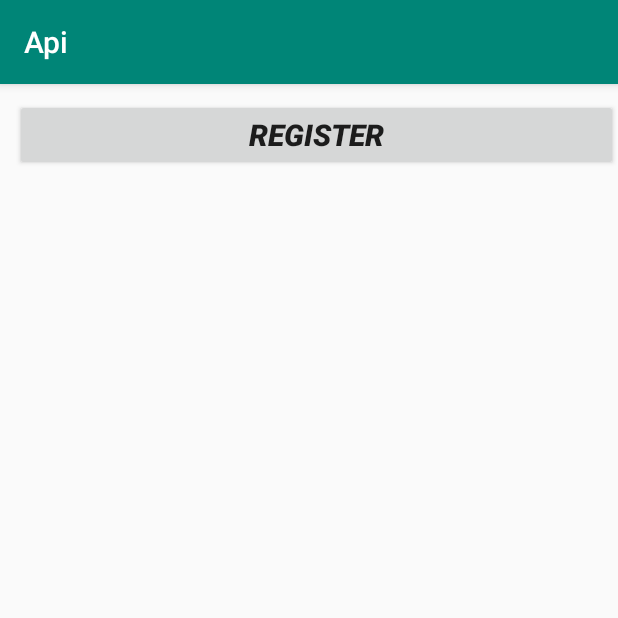
After one commit to anupant01/RetrofitApi, an Android app: the RegistrationActivity screen opened directly, with no data from a screen before it, on a phone screen of 412 x 824 dp, the top half of it. The commit adds this screen. Run offline under Robolectric (Android 15) with nearby library versions, the phone set to English and light mode, and no system bars.

Commit message:
Register button added

```diff
--- a/app/src/main/AndroidManifest.xml
+++ b/app/src/main/AndroidManifest.xml
@@ -11,7 +11,8 @@
         android:roundIcon="@mipmap/ic_launcher_round"
         android:supportsRtl="true"
         android:theme="@style/AppTheme">
-        <activity android:name=".SearchEmployeeActivity"></activity>
+        <activity android:name=".RegistrationActivity"></activity>
+        <activity android:name=".SearchEmployeeActivity" />
         <activity android:name=".DashboardActivity">
             <intent-filter>
                 <action android:name="android.intent.action.MAIN" />
@@ -19,7 +20,7 @@
                 <category android:name="android.intent.category.LAUNCHER" />
             </intent-filter>
         </activity>
-        <activity android:name=".MainActivity"></activity>
+        <activity android:name=".MainActivity" />
     </application>
 
 </manifest>
--- /dev/null
+++ b/app/src/main/java/com/e/api/RegistrationActivity.java
@@ -0,0 +1,13 @@
+package com.e.api;
+
+import android.support.v7.app.AppCompatActivity;
+import android.os.Bundle;
+
+public class RegistrationActivity extends AppCompatActivity {
+
+    @Override
+    protected void onCreate(Bundle savedInstanceState) {
+        super.onCreate(savedInstanceState);
+        setContentView(R.layout.activity_registration);
+    }
+}
--- a/app/src/main/java/com/e/api/SearchEmployeeActivity.java
+++ b/app/src/main/java/com/e/api/SearchEmployeeActivity.java
@@ -60,10 +60,9 @@ public class SearchEmployeeActivity extends AppCompatActivity {
                 content += "Name : " + response.body().getEmployee_name() + "\n";
                 content += "Salary : " + response.body().getEmployee_salary() + "\n";
                 content += "Age : " + response.body().getEmployee_age() + "\n";
+                content += "-------------------------------" +"\n";
 
-
-
-                tvData.append(content);
+                tvData.setText(content);
 
             }
 
--- /dev/null
+++ b/app/src/main/res/layout/activity_registration.xml
@@ -0,0 +1,16 @@
+<?xml version="1.0" encoding="utf-8"?>
+<LinearLayout xmlns:android="http://schemas.android.com/apk/res/android"
+    xmlns:app="http://schemas.android.com/apk/res-auto"
+    xmlns:tools="http://schemas.android.com/tools"
+    android:layout_width="match_parent"
+    android:layout_height="match_parent"
+    android:orientation="vertical"
+    tools:context=".RegistrationActivity">
+
+
+    <Button
+        android:id="@+id/btnReg"
+        android:text="Register"
+        style="@style/buttonStyle" />
+
+</LinearLayout>
```
